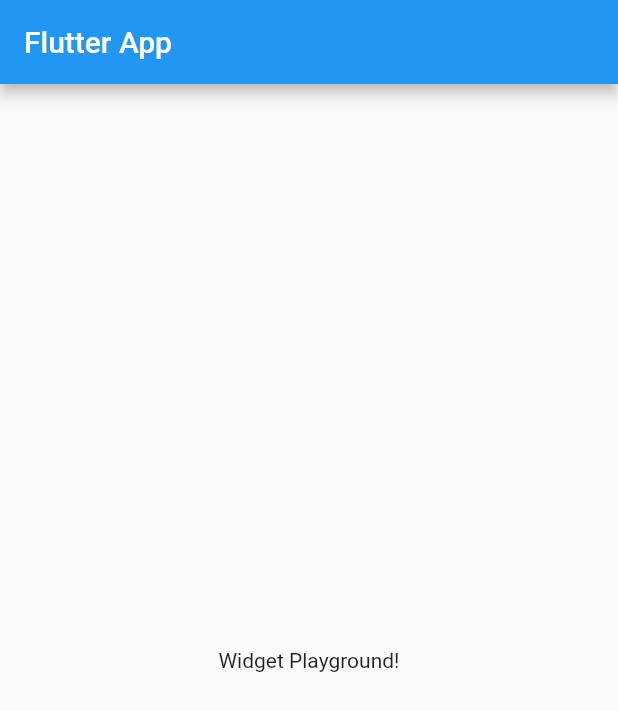
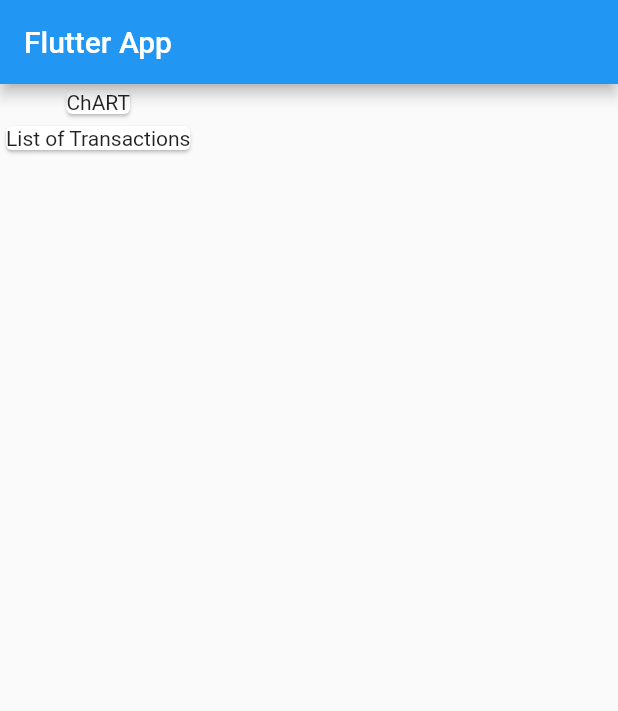
Before and after one commit to cactisoft-lb/Flutter_Course_Styling, a Flutter app: the screen it shows after launch, on a phone screen of 412 x 824 dp. Shown: the top 711 px of the screen. Run offline on Flutter 3.47's test engine with Material 2 defaults, Android fonts, the light colour scheme and no system bars.

Commit message:
adding 2 basic Chart and List of Transaction Cards to a basic Column

```diff
--- a/lib/main.dart
+++ b/lib/main.dart
@@ -19,8 +19,15 @@
       appBar: AppBar(
         title: Text('Flutter App'),
       ),
-      body: Center(
-        child: Text('Widget Playground!'),
+      body: Column(
+        children: <Widget>[
+          Card(
+            child: Text('ChART'),
+          ),
+          Card(
+            child: Text('List of Transactions'),
+          )
+        ],
       ),
     );
   }
```
